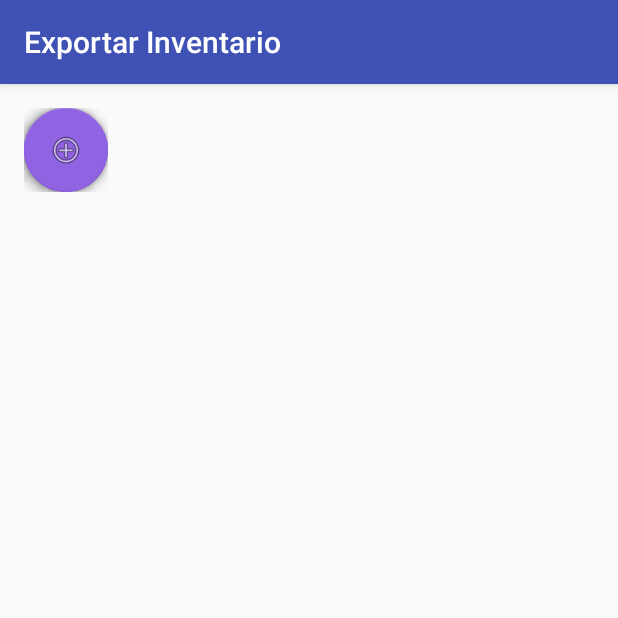
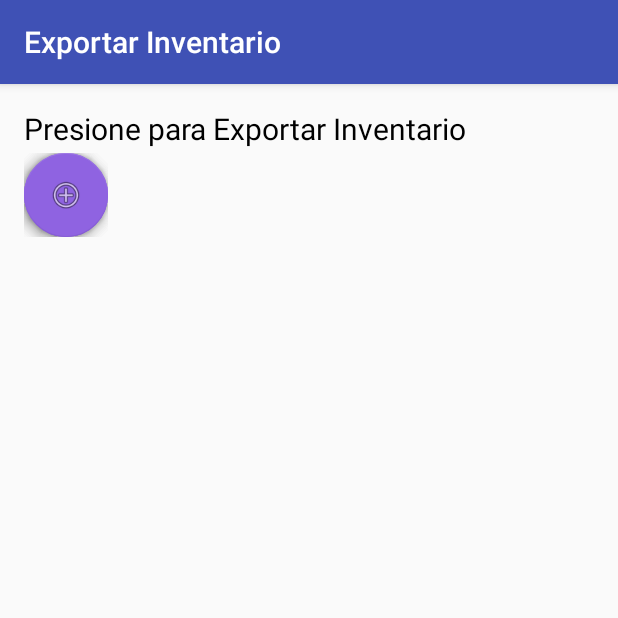
Before and after one commit to smithnoff/Skynventory, an Android app: the Exportar screen opened directly, with no data from a screen before it, on a phone screen of 412 x 824 dp, the top half of it. Run offline under Robolectric (Android 15) with nearby library versions, the phone set to English and light mode, and no system bars; libraries missing offline, so code that uses them is left out: jxl.write, jxl.write.biff; plain views replace FloatingActionButton, FloatingActionMenu; 2 statements that could not run were skipped.

Commit message:
cambios de 07-06-2016

```diff
--- a/app/src/main/res/layout/activity_acerca.xml
+++ b/app/src/main/res/layout/activity_acerca.xml
@@ -11,7 +11,7 @@
     <TextView
         android:layout_width="wrap_content"
         android:layout_height="wrap_content"
-        android:text="Invent SKY"
+        android:text="Skynventory"
         android:id="@+id/textView4"
         android:textSize="32dp"
         android:textColor="#040000"
--- a/app/src/main/res/layout/activity_configuracion.xml
+++ b/app/src/main/res/layout/activity_configuracion.xml
@@ -56,7 +56,7 @@
             android:orientation="vertical"
             android:gravity="center"
             android:weightSum="1"
-            android:layout_weight="0.54">
+            android:layout_weight="0.46">
 
             <View
                 android:layout_width="match_parent"
@@ -83,7 +83,7 @@
             android:layout_width="80dp"
             android:layout_height="80dp"
             android:text="Eliminar"
-            android:id="@+id/button"
+            android:id="@+id/btc_eliminar"
             android:layout_gravity="center_horizontal"
             android:background="@drawable/bt_circle"
             android:textColor="@android:color/white" />
--- a/app/src/main/res/layout/activity_exportar.xml
+++ b/app/src/main/res/layout/activity_exportar.xml
@@ -20,7 +20,8 @@
         fab:menu_labels_position="right"
         android:layout_alignParentTop="true"
         android:layout_alignParentLeft="true"
-        android:layout_alignParentStart="true">
+        android:layout_alignParentStart="true"
+        android:layout_marginTop="30dp">
 
 
 
@@ -33,7 +34,7 @@
             android:src="@android:drawable/ic_menu_upload"
             fab:fab_colorNormal="@color/colorPrimaryDark"
             fab:fab_size="normal"
-            fab:fab_label="Exportar Todo" />
+            fab:fab_label="Exportar Base de Datos" />
         <com.github.clans.fab.FloatingActionButton
             android:id="@+id/menu_i2"
             android:layout_width="wrap_content"
@@ -41,7 +42,7 @@
             android:src="@android:drawable/ic_menu_manage"
             fab:fab_colorNormal="@color/colorPrimary"
             fab:fab_size="normal"
-            fab:fab_label="Articulos Dañados" />
+            fab:fab_label="Version Saint" />
         <com.github.clans.fab.FloatingActionButton
             android:id="@+id/menu_i3"
             android:layout_width="wrap_content"
@@ -49,7 +50,18 @@
             android:src="@android:drawable/ic_menu_add"
             fab:fab_colorNormal="@color/colorAccent"
             fab:fab_size="normal"
-            fab:fab_label="Exportar" />
+            fab:fab_label="Normal" />
     </com.github.clans.fab.FloatingActionMenu>
 
+    <TextView
+        android:layout_width="wrap_content"
+        android:layout_height="wrap_content"
+        android:text="Presione para Exportar Inventario"
+        android:id="@+id/textView9"
+        android:layout_alignParentTop="true"
+        android:layout_alignParentLeft="true"
+        android:layout_alignParentStart="true"
+        android:textSize="20dp"
+        android:textColor="@android:color/black" />
+
 </RelativeLayout>
--- a/app/src/main/res/layout/content_main.xml
+++ b/app/src/main/res/layout/content_main.xml
@@ -10,7 +10,7 @@
         android:textAppearance="?android:attr/textAppearanceMedium"
         android:text="Presione para realizar una accion"
         android:id="@+id/textView"
-android:background="@android:color/black"
+        android:background="@android:color/black"
         android:layout_alignParentLeft="true"
         android:textColor="#ffffff"
         android:layout_alignParentStart="true" />
```
Also changed, not shown: app/src/main/java/com/example/manuelfleivar/skynventory/Agregar.java (+8 -0 lines), app/src/main/java/com/example/manuelfleivar/skynventory/Configuracion.java (+23 -1 lines).
